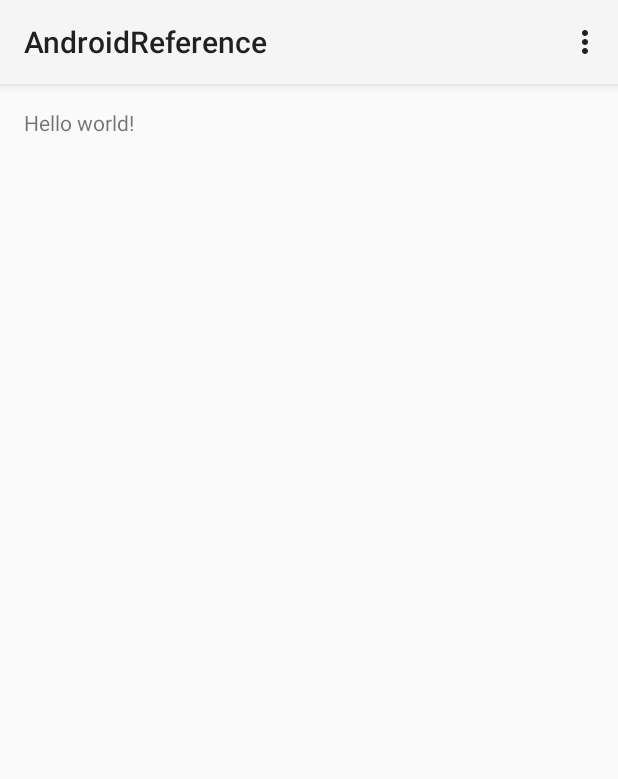
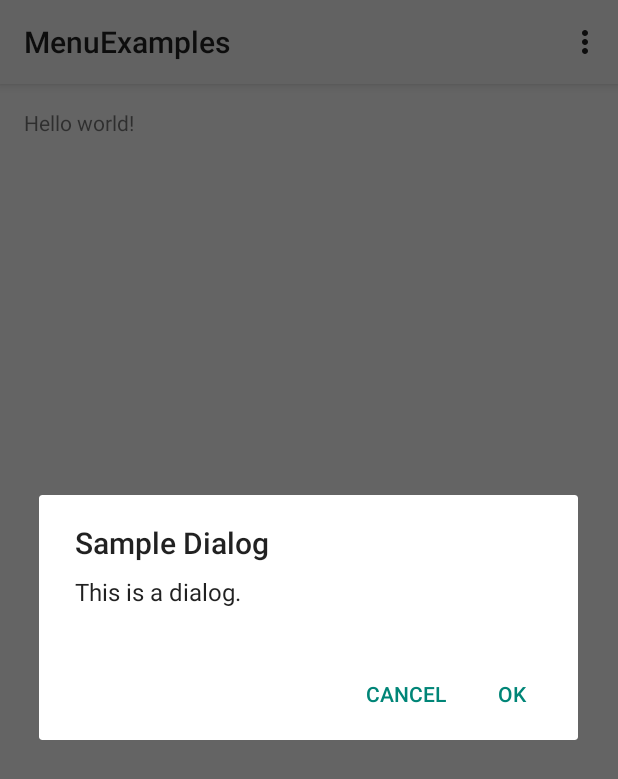
Before and after one commit to derekkier/AndroidReference, an Android app: the screen it shows after launch (MainActivity), in the options menu, after a tap on "Settings", on a phone screen of 412 x 824 dp. Shown: the top 779 px of the screen. Run offline under Robolectric (Android 15) with nearby library versions, the phone set to English and light mode, and no system bars.

Commit message:
Create dialog and menu example
Added menu buttons and a menu group as well as a sample dialog alert.

```diff
--- a/app/src/main/java/com/derekkier/androidreference/MainActivity.java
+++ b/app/src/main/java/com/derekkier/androidreference/MainActivity.java
@@ -1,6 +1,7 @@
 package com.derekkier.androidreference;
 
 import android.app.Activity;
+import android.app.DialogFragment;
 import android.content.Context;
 import android.os.Bundle;
 import android.view.Menu;
@@ -58,7 +59,14 @@ public class MainActivity extends Activity {
 
         //noinspection SimplifiableIfStatement
         if (id == R.id.action_settings) {
+            DialogFragment myFragment = new MyDialogFragment();
+            myFragment.show(getFragmentManager(),"theDialog");
             return true;
+        }
+        else if(id == R.id.exit_the_app)
+        {
+           finish();
+           return true;
         }
 
         return super.onOptionsItemSelected(item);
--- /dev/null
+++ b/app/src/main/java/com/derekkier/androidreference/MyDialogFragment.java
@@ -0,0 +1,34 @@
+package com.derekkier.androidreference;
+
+import android.app.AlertDialog;
+import android.app.Dialog;
+import android.app.DialogFragment;
+import android.content.DialogInterface;
+import android.os.Bundle;
+import android.widget.Toast;
+
+/**
+ * Created by Toshiba on 9/10/2015.
+ */
+public class MyDialogFragment extends DialogFragment{
+
+    @Override
+    public Dialog onCreateDialog(Bundle savedInstanceState) {
+        AlertDialog.Builder theDialog = new AlertDialog.Builder(getActivity());
+        theDialog.setTitle("Sample Dialog");
+        theDialog.setMessage("This is a dialog.");
+        theDialog.setPositiveButton("OK", new DialogInterface.OnClickListener() {
+            @Override
+            public void onClick(DialogInterface dialog, int which) {
+                Toast.makeText(getActivity(), "Clicked Ok", Toast.LENGTH_SHORT).show();
+            }
+        });
+        theDialog.setNegativeButton("CANCEL", new DialogInterface.OnClickListener() {
+            @Override
+            public void onClick(DialogInterface dialog, int which) {
+                Toast.makeText(getActivity(), "Clicked Cancelled", Toast.LENGTH_SHORT).show();
+            }
+        });
+        return theDialog.create();
+    }
+}
--- a/app/src/main/res/menu/menu_main.xml
+++ b/app/src/main/res/menu/menu_main.xml
@@ -1,5 +1,25 @@
 <menu xmlns:android="http://schemas.android.com/apk/res/android"
     xmlns:tools="http://schemas.android.com/tools" tools:context=".MainActivity">
-    <item android:id="@+id/action_settings" android:title="@string/action_settings"
-        android:orderInCategory="100" android:showAsAction="never" />
+    <group android:checkableBehavior="single">
+        <item
+            android:id="@+id/sound_is_off"
+            android:title="@string/options_sound_is_off"
+            />
+
+        <item
+            android:id="@+id/sound_is_on"
+            android:title="@string/options_sound_is_on"
+            />
+
+    </group>
+    <item
+        android:id="@+id/action_settings"
+        android:title="@string/action_settings"
+        android:orderInCategory="100"
+        android:showAsAction="never"
+        />
+    <item
+        android:id="@+id/exit_the_app"
+        android:title="@string/options_exit_text"
+    />
 </menu>
--- a/app/src/main/res/values/strings.xml
+++ b/app/src/main/res/values/strings.xml
@@ -1,8 +1,11 @@
 <resources>
     <string name="action_settings">Settings</string>
-    <string name="app_name">AndroidReference</string>
+    <string name="app_name">MenuExamples</string>
     <string name="hello_world">Hello world!</string>
     <string name="onCreate_message">Hello there.</string>
     <string name="onPause_message">See you later!</string>
     <string name="onResume_message">Welcome back!</string>
+    <string name="options_exit_text">Exit Activity</string>
+    <string name="options_sound_is_on">Sound Is On</string>
+    <string name="options_sound_is_off">Sound Is Off</string>
 </resources>
```
